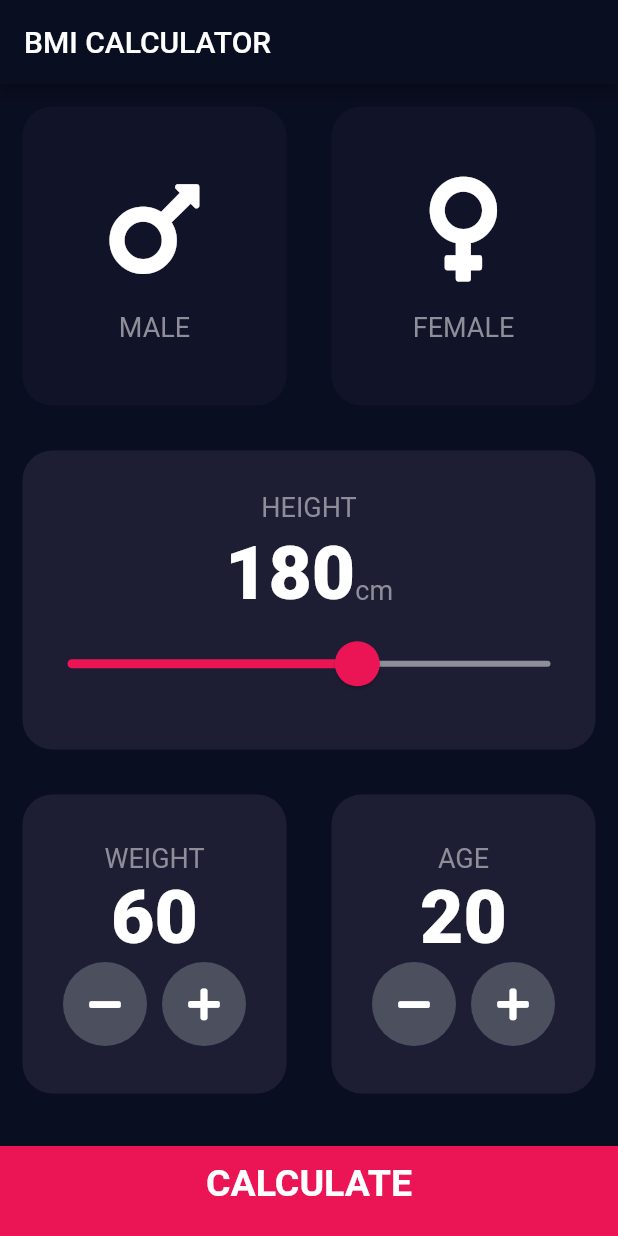
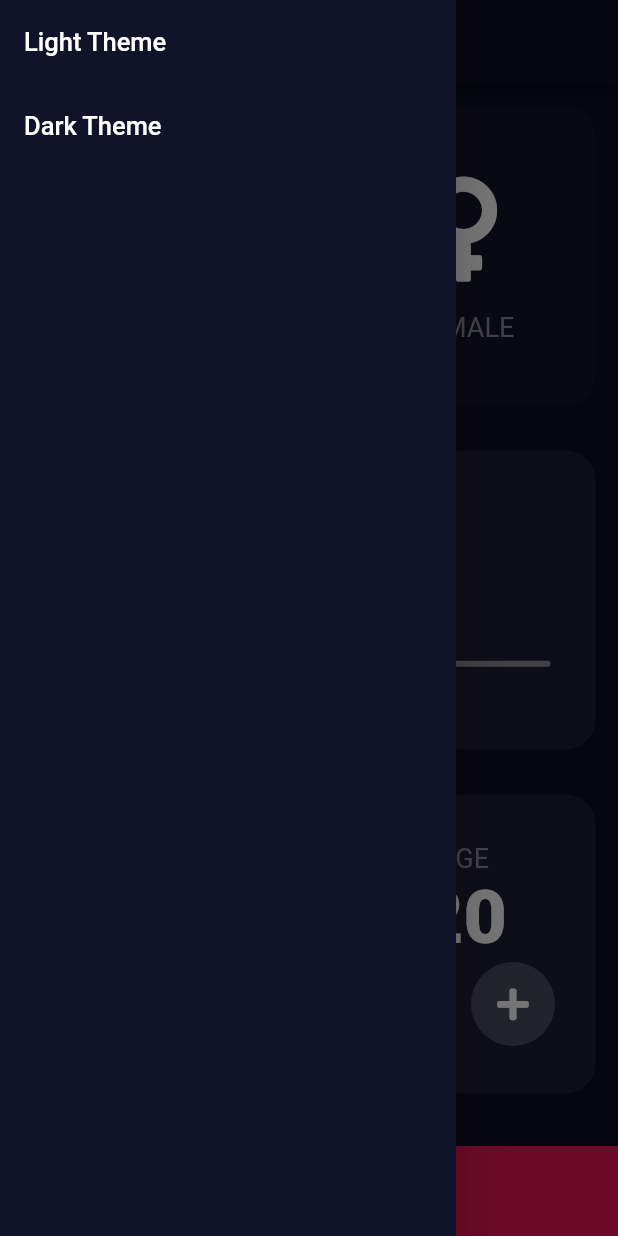
Before and after one commit to diksh735/BMICalculator, a Flutter app: the screen it shows after launch, with the side drawer open (before the commit the screen has no drawer), on a phone screen of 412 x 824 dp. Run offline on Flutter 3.47's test engine with Material 2 defaults, Android fonts, the phone set to English and light mode, and no system bars; our stand-ins replace font_awesome_flutter.

Commit message:
Updated the constants

```diff
--- a/lib/constants.dart
+++ b/lib/constants.dart
@@ -1,13 +1,16 @@
 import 'package:flutter/material.dart';
 
 const kBottomContainerHeight = 60.0;
+const kPrimaryColour = Color(0xFF0A0E21);
+const kScaffoldBackgroundColor = Color(0xFF0A0E21);
 const kActiveCardColour = Color(0xFF1D1E33);
 const kInactiveCardColour = Color(0xFF111328);
 const kBottomContainerColour = Color(0xFFEB1555);
+const kTextColour = Color(0xFF8D8E98);
 
 const kLabelTextStyle = TextStyle(
   fontSize: 18.0,
-  color: Color(0xFF8D8E98),
+  color: kTextColour,
 );
 
 const kNumberTextStyle = TextStyle(
--- a/lib/main.dart
+++ b/lib/main.dart
@@ -1,4 +1,5 @@
 import 'package:flutter/material.dart';
+import 'constants.dart';
 import 'screens/input_page.dart';
 
 void main() => runApp(BMICalculator());
@@ -8,8 +9,8 @@ class BMICalculator extends StatelessWidget {
   Widget build(BuildContext context) {
     return MaterialApp(
       theme: ThemeData.dark().copyWith(
-        primaryColor: Color(0xFF0A0E21),
-        scaffoldBackgroundColor: Color(0xFF0A0E21),
+        primaryColor: kPrimaryColour,
+        scaffoldBackgroundColor: kScaffoldBackgroundColor,
       ),
       home: InputPage(),
     );
--- a/lib/screens/input_page.dart
+++ b/lib/screens/input_page.dart
@@ -27,6 +27,27 @@ class _InputPageState extends State<InputPage> {
   @override
   Widget build(BuildContext context) {
     return Scaffold(
+      drawer: Theme(
+        data: Theme.of(context).copyWith(canvasColor: kInactiveCardColour),
+        child: Drawer(
+          child: ListView(
+            children: <Widget>[
+              ListTile(
+                title: Text(
+                  'Light Theme',
+                  style: TextStyle(fontSize: 17),
+                ),
+              ),
+              ListTile(
+                title: Text(
+                  'Dark Theme',
+                  style: TextStyle(fontSize: 17),
+                ),
+              )
+            ],
+          ),
+        ),
+      ),
       appBar: AppBar(
         title: Text('BMI CALCULATOR'),
       ),
@@ -99,8 +120,8 @@ class _InputPageState extends State<InputPage> {
                   SliderTheme(
                     data: SliderTheme.of(context).copyWith(
                       inactiveTrackColor: Color(0xFF8D8E98),
-                      activeTrackColor: Color(0xFFEB1555),
-                      thumbColor: Color(0xFFEB1555),
+                      activeTrackColor: kBottomContainerColour,
+                      thumbColor: kBottomContainerColour,
                       overlayColor: Color(0x29EB1555),
                       thumbShape:
                           RoundSliderThumbShape(enabledThumbRadius: 15.0),
```
Also changed, not shown: pubspec.lock.
